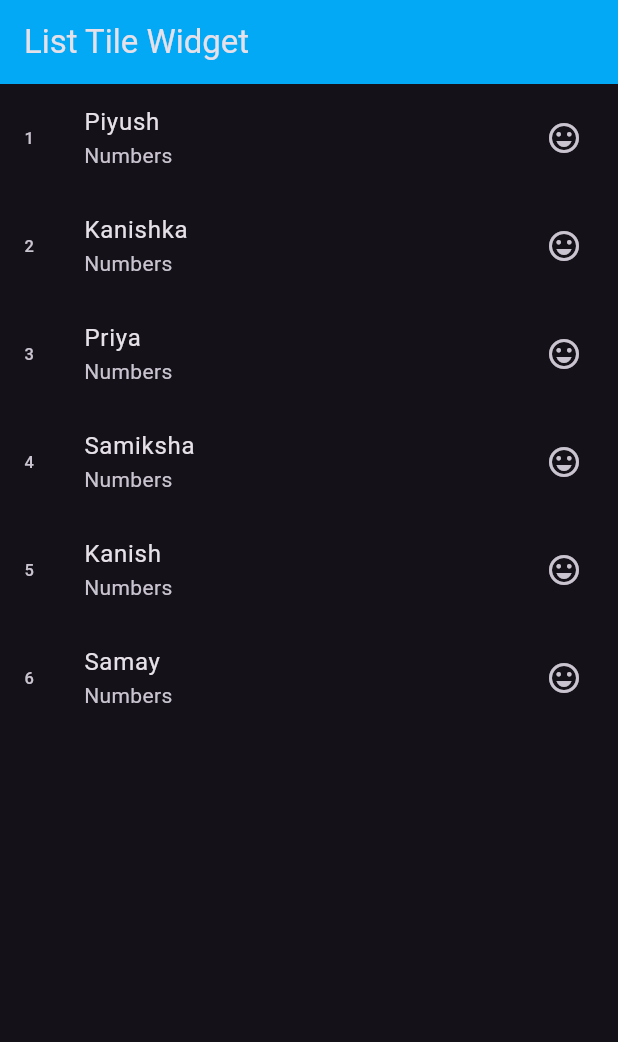
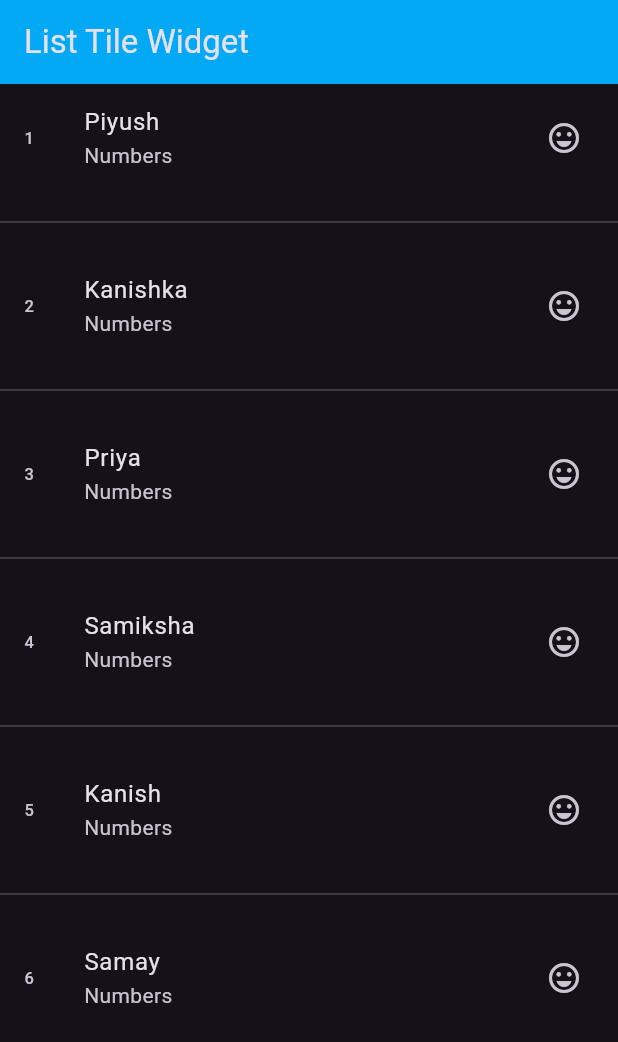
Before and after one commit to Piyushbhatt7/Flutter-Widgets, a Flutter app: the screen it shows after launch, on a phone screen of 412 x 824 dp. Shown: the top 1042 px of the screen. Run offline on Flutter 3.47's test engine with Material 3 defaults, Android fonts, the phone set to English and light mode, and no system bars.

Commit message:
List Tile Widget

```diff
--- a/lib/List Tile.dart
+++ b/lib/List Tile.dart
@@ -35,7 +35,7 @@ class List_Tile extends StatelessWidget {
 
         itemCount: name.length,
         separatorBuilder: (context, index) {
-         // return Divider(height: 40, thickness: 1,);
+          return Divider(height: 40, thickness: 1,);
         },
     ),
     );
```
